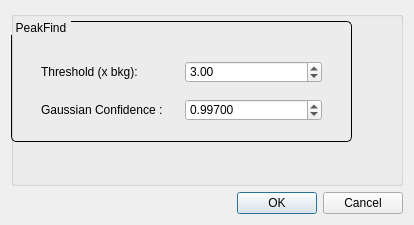
k61n/openhkl, file apps/NSXQt/ui/dialog_PeakFind.ui: the form before one commit.
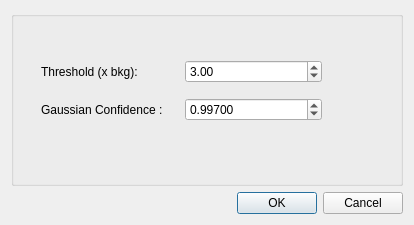
The form after the commit.

Commit message: Include space group into UnitCell class. Added space group in NSXQT. Enable sorting reflections by equivalence classes. Integration of Peak3D now takes into account the scan step size for proper normalization. Also few modifications to the interface.

Diff of the .ui file:
```diff
--- a/apps/NSXQt/ui/dialog_PeakFind.ui
+++ b/apps/NSXQt/ui/dialog_PeakFind.ui
@@ -26,45 +26,26 @@
    <bool>true</bool>
   </property>
   <layout class="QGridLayout" name="gridLayout_2">
+   <item row="1" column="0">
+    <widget class="QDialogButtonBox" name="buttonBox">
+     <property name="orientation">
+      <enum>Qt::Horizontal</enum>
+     </property>
+     <property name="standardButtons">
+      <set>QDialogButtonBox::Cancel|QDialogButtonBox::Ok</set>
+     </property>
+    </widget>
+   </item>
    <item row="0" column="0">
     <widget class="QGroupBox" name="groupBox">
      <property name="title">
       <string/>
      </property>
-     <widget class="QGroupBox" name="groupBox_2">
-      <property name="geometry">
-       <rect>
-        <x>0</x>
-        <y>10</y>
-        <width>341</width>
-        <height>121</height>
-       </rect>
-      </property>
-      <property name="styleSheet">
-       <string notr="true">QGroupBox {
-     background-color: qlineargradient(x1: 0, y1: 0, x2: 0, y2: 1,
-                                       stop: 0 #FFFFFF, stop: 1 #DDDDFF);
-     border: 1px solid black;
-     border-radius: 5px;
-     margin-top: 1ex; /* leave space at the top for the title */
- }
-
- QGroupBox::title {
-     subcontrol-origin: margin;
-     subcontrol-position: top left; /* position at the top center */
-     padding: 0 3px;
-     background-color: qlineargradient(x1: 0, y1: 0, x2: 0, y2: 1,
-                                       stop: 0 #DDDDFF, stop: 1 #FFFFFF);
- }</string>
-      </property>
-      <property name="title">
-       <string>PeakFind</string>
-      </property>
       <widget class="QWidget" name="gridLayoutWidget">
        <property name="geometry">
         <rect>
          <x>30</x>
-         <y>30</y>
+        <y>40</y>
          <width>281</width>
          <height>81</height>
         </rect>
@@ -82,6 +63,9 @@
         </item>
         <item row="1" column="1">
          <widget class="QDoubleSpinBox" name="confidenceSpinBox">
+         <property name="styleSheet">
+          <string notr="true"/>
+         </property>
           <property name="frame">
            <bool>true</bool>
           </property>
@@ -133,17 +117,6 @@
         </item>
        </layout>
       </widget>
-     </widget>
-    </widget>
-   </item>
-   <item row="1" column="0">
-    <widget class="QDialogButtonBox" name="buttonBox">
-     <property name="orientation">
-      <enum>Qt::Horizontal</enum>
-     </property>
-     <property name="standardButtons">
-      <set>QDialogButtonBox::Cancel|QDialogButtonBox::Ok</set>
-     </property>
     </widget>
    </item>
   </layout>
```
Lines whose indentation alone changed are shown as unchanged. The commit also changes 30 other files.
